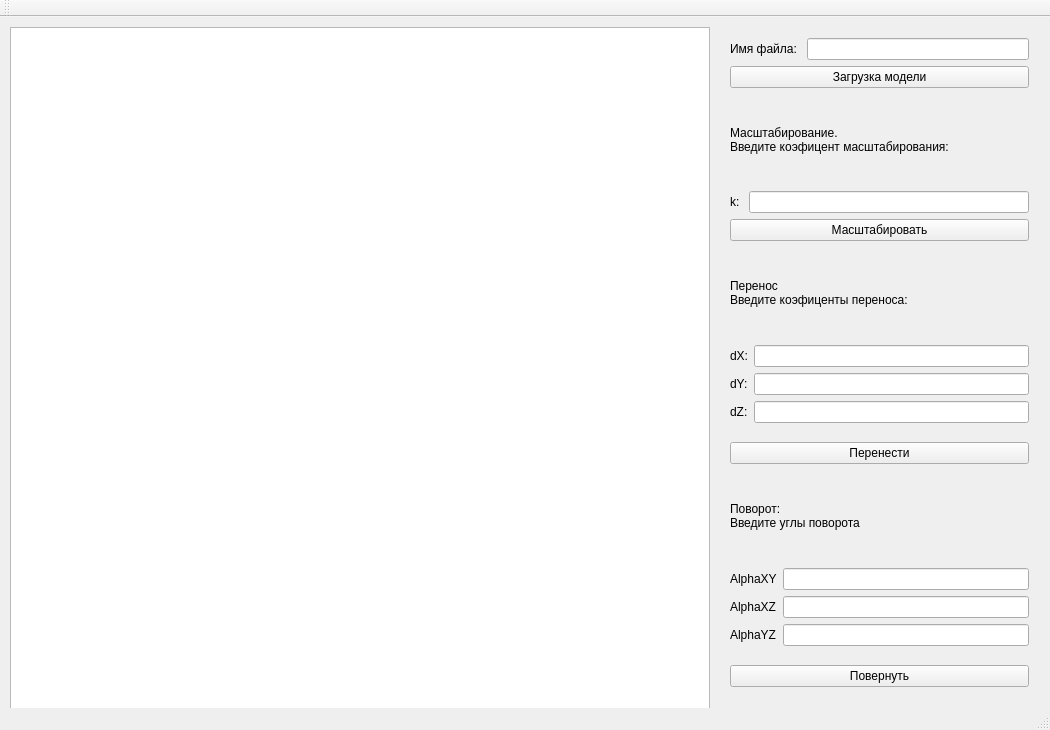
Before: the Qt Designer form oop/mainwindow.ui in ansushina/sem4, drawn with Qt 5.
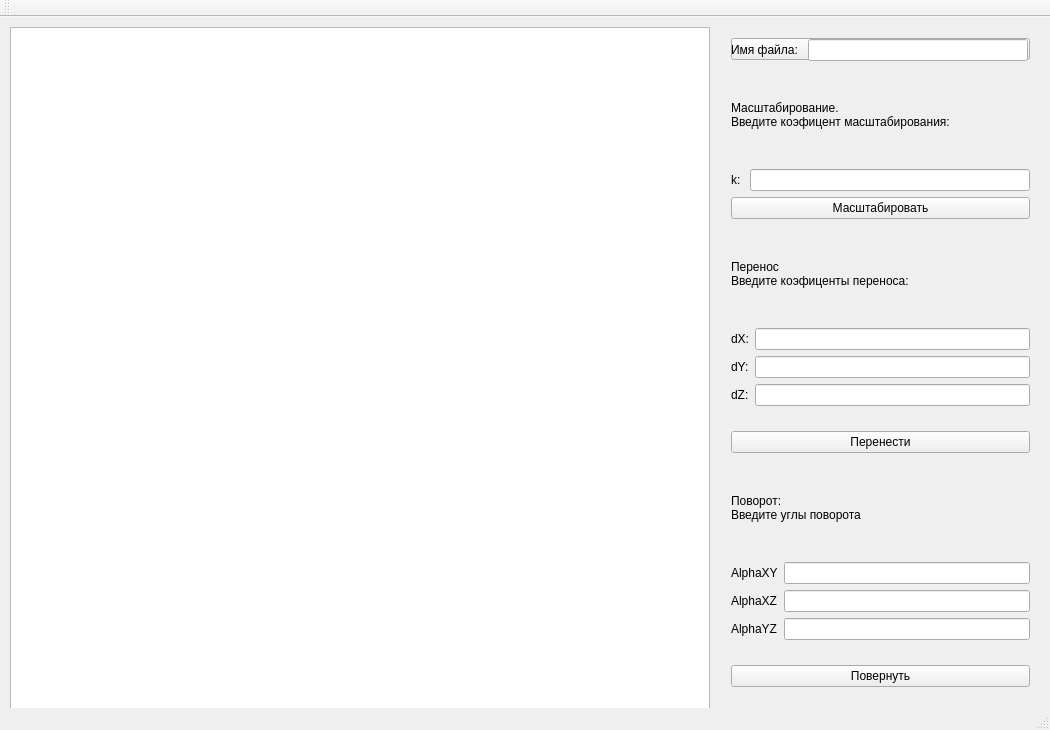
After: the same form once the commit is applied.

Diff of the .ui file:
```diff
--- a/oop/mainwindow.ui
+++ b/oop/mainwindow.ui
@@ -34,27 +34,13 @@
    <widget class="QWidget" name="verticalLayoutWidget">
     <property name="geometry">
      <rect>
-      <x>719</x>
+      <x>720</x>
       <y>10</y>
       <width>321</width>
       <height>671</height>
      </rect>
     </property>
     <layout class="QVBoxLayout" name="verticalLayout">
-     <item>
-      <layout class="QHBoxLayout" name="horizontalLayout_2">
-       <item>
-        <widget class="QLabel" name="label_11">
-         <property name="text">
-          <string>Имя файла: </string>
-         </property>
-        </widget>
-       </item>
-       <item>
-        <widget class="QLineEdit" name="lineEdit"/>
-       </item>
-      </layout>
-     </item>
      <item>
       <widget class="QPushButton" name="pushButton_5">
        <property name="text">
@@ -194,6 +180,28 @@
      </item>
     </layout>
    </widget>
+   <widget class="QWidget" name="">
+    <property name="geometry">
+     <rect>
+      <x>720</x>
+      <y>0</y>
+      <width>319</width>
+      <height>66</height>
+     </rect>
+    </property>
+    <layout class="QHBoxLayout" name="horizontalLayout_2">
+     <item>
+      <widget class="QLabel" name="label_11">
+       <property name="text">
+        <string>Имя файла: </string>
+       </property>
+      </widget>
+     </item>
+     <item>
+      <widget class="QLineEdit" name="filename"/>
+     </item>
+    </layout>
+   </widget>
   </widget>
   <widget class="QMenuBar" name="menuBar">
    <property name="geometry">
```
Left out of the diff: 2 changed lines with no effect on the pictures.
